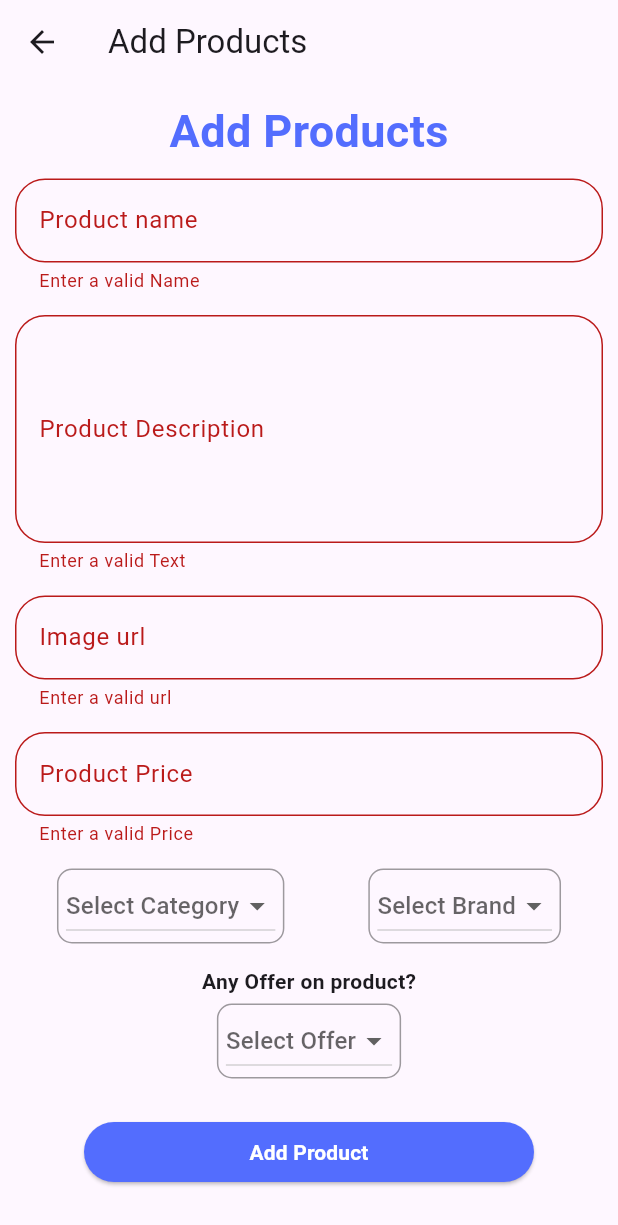
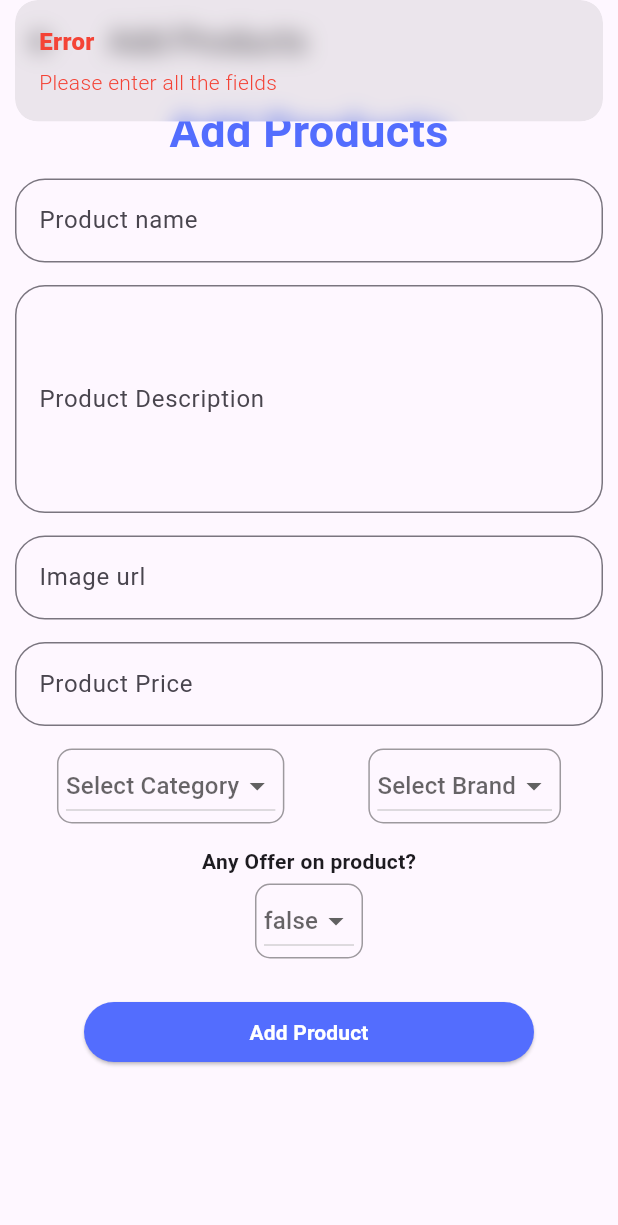
Before and after one commit to piyusshh07/admin_shopping_app, a Flutter app: the AddProductScreen screen opened directly, after a tap on "Add Product", on a phone screen of 412 x 824 dp. Shown: the top 1225 px of the screen. Run offline on Flutter 3.47's test engine with Material 3 defaults, Android fonts, the phone set to English and light mode, and no system bars; our stand-ins replace cloud_firestore, dropdown_button2, firebase_core, get; accounts and stored records are empty.

Commit message:
getx state management added

```diff
--- /dev/null
+++ b/lib/controller/home_controller.dart
@@ -0,0 +1,110 @@
+import 'package:adminshop/product/product.dart';
+import 'package:cloud_firestore/cloud_firestore.dart';
+import 'package:flutter/foundation.dart';
+import 'package:flutter/material.dart';
+import 'package:get/get.dart';
+
+class HomeController extends GetxController{
+   FirebaseFirestore firestore=FirebaseFirestore.instance;
+   late CollectionReference productCollection;
+
+   TextEditingController Productnamectrl=TextEditingController();
+   TextEditingController Descriptionctrl=TextEditingController();
+   TextEditingController ImageUrlctrl=TextEditingController();
+   TextEditingController Pricectrl=TextEditingController();
+   String category='';
+   bool offer=false;
+   String Brand='';
+   bool isSaving=false;
+
+   List<Product> products=[];
+
+   @override
+  void onInit() async{
+productCollection=firestore.collection('products');
+await fetchproducts();
+   super.onInit();
+  }
+
+   addproducts() async {
+     try {
+       if (Pricectrl.text.isEmpty ||
+           Productnamectrl.text.isEmpty ||
+           Descriptionctrl.text.isEmpty ||
+           ImageUrlctrl.text.isEmpty) {
+         Get.snackbar('Error', 'Please enter all the fields', colorText: Colors.red);
+         return;
+       }
+
+       isSaving = true;
+       update(); // Update the UI to show the saving state
+
+       DocumentReference doc = productCollection.doc();
+       Product product = Product(
+         id: doc.id,
+         ProductName: Productnamectrl.text,
+         ImageUrl: ImageUrlctrl.text,
+         Brand: Brand,
+         Category: category,
+         Description: Descriptionctrl.text,
+         Offer: offer,
+         Price: double.tryParse(Pricectrl.text),
+       );
+
+       final productjson = product.toJson();
+       await doc.set(productjson);
+
+       // Ensure that the state is no longer saving before showing the Snackbar
+       isSaving = false;
+       update();
+         Get.snackbar('Success', 'Product added', colorText: Colors.green);
+        setvaluesdefault();
+
+     } catch (error) {
+       isSaving = false;
+       update();
+       Get.snackbar('Error', error.toString(), colorText: Colors.red);
+     }
+     update();
+   }
+
+   fetchproducts()async{
+     try{
+    QuerySnapshot productssnapshots=await productCollection.get();
+    final List<Product> retrieveproducts=productssnapshots
+        .docs.map((doc)=>Product.fromJson(
+        doc.data() as Map<String ,dynamic>))
+        .toList();
+    products.clear();
+    products.assignAll(retrieveproducts);
+     }
+     catch(error){
+       Get.snackbar('Error', error.toString(),colorText: Colors.red);
+     }
+     finally{
+       update();
+     }
+
+   }
+   deeleteproduct(String id)async{
+     try{
+     await productCollection.doc(id).delete();
+     Get.snackbar('Success', 'Product deleted successfully',colorText: Colors.green);
+     fetchproducts();
+     }
+     catch(error){
+       Get.snackbar('Error', error.toString(),colorText: Colors.red);
+     }
+   }
+   setvaluesdefault(){
+     Productnamectrl.clear();
+     Descriptionctrl.clear();
+     ImageUrlctrl.clear();
+    Pricectrl.clear();
+     category='';
+     offer=false;
+     Brand='';
+     update();
+   }
+
+}
--- /dev/null
+++ b/lib/product/product.dart
@@ -0,0 +1,43 @@
+import 'package:json_annotation/json_annotation.dart';
+part 'product.g.dart';
+
+@JsonSerializable()
+class Product {
+  @JsonKey(name: "id")
+  String? id;
+
+  @JsonKey(name: "ProductName")
+  String? ProductName;
+
+  @JsonKey(name: "Description")
+  String? Description;
+
+  @JsonKey(name: "Category")
+  String? Category;
+
+  @JsonKey(name: "ImageUrl")
+  String? ImageUrl;
+
+  @JsonKey(name: "Price")
+  double? Price;
+
+  @JsonKey(name: "Brand")
+  String? Brand;
+
+  @JsonKey(name: "Offer")
+  bool? Offer;
+
+  Product({
+    this.id,
+    this.ProductName,
+    this.Description,
+    this.Category,
+    this.ImageUrl,
+    this.Offer,
+    this.Price,
+    this.Brand,
+  });
+
+  factory Product.fromJson(Map<String, dynamic> json) => _$ProductFromJson(json);
+  Map<String, dynamic> toJson() => _$ProductToJson(this);
+}
--- a/lib/screens/addproductscreen.dart
+++ b/lib/screens/addproductscreen.dart
@@ -1,69 +1,15 @@
+import 'package:adminshop/controller/home_controller.dart';
 import 'package:flutter/cupertino.dart';
 import 'package:flutter/material.dart';
 import 'package:get/get.dart';
-import 'package:cloud_firestore/cloud_firestore.dart';
 
-class AddProductScreen extends StatefulWidget {
+
+class AddProductScreen extends StatelessWidget {
   AddProductScreen({super.key});
 
   @override
-  State<AddProductScreen> createState() => _AddProductScreenState();
-}
-
-class _AddProductScreenState extends State<AddProductScreen> {
-  String? _selectedCategory;
-  String? _selectedBrand;
-  String? _selectedOffer;
-  var _formKey = GlobalKey<FormState>();
-  var _isSaving = false;
-
-  String? productName;
-  String? description;
-  String? category;
-  String? brand;
-  String? imageUrl;
-  int? price;
-  bool offer = false;
-
-  void addData() async {
-    final isValid = _formKey.currentState!.validate();
-    if (!isValid) {
-      print("Form is not valid"); // Debug print
-      return;
-    }
-    _formKey.currentState!.save();
-
-    category = _selectedCategory;
-    offer = _selectedOffer == 'Yes';
-    brand = _selectedBrand;
-
-    final productDetails = {
-      'ProductName': productName,
-      'Category': category,
-      'Brand': brand,
-      'Description': description,
-      'ImageUrl': imageUrl,
-      'Price': price,
-      'Offer': offer,
-    };
-
-    try {
-      setState(() {
-        _isSaving = true;
-      });
-      await FirebaseFirestore.instance.collection("products").add(productDetails);
-      Navigator.pop(context);
-    } catch (error) {
-      ScaffoldMessenger.of(context).showSnackBar(SnackBar(content: Text("Error while adding data. Try again later.")));
-    }
-
-    setState(() {
-      _isSaving = false;
-    });
-  }
-
-  @override
   Widget build(BuildContext context) {
+    return GetBuilder<HomeController>(builder: (ctrl) {
       return Scaffold(
         appBar: AppBar(
           title: Text("Add Products"),
@@ -71,8 +17,6 @@ class _AddProductScreenState extends State<AddProductScreen> {
         body: SingleChildScrollView(
           child: Padding(
             padding: const EdgeInsets.all(10),
-          child: Form(
-            key: _formKey,
             child: Container(
               width: double.maxFinite,
               child: Column(
@@ -86,25 +30,18 @@ class _AddProductScreenState extends State<AddProductScreen> {
                         fontWeight: FontWeight.bold),
                   ),
                   SizedBox(height: 10),
-                  TextFormField(
+                  TextField(
+                    controller: ctrl.Productnamectrl,
                     decoration: InputDecoration(
                         border: OutlineInputBorder(
                             borderRadius: BorderRadius.circular(20),
                             borderSide: BorderSide(width: 20)),
                         label: Text('Product name'),
                         hintText: 'Enter your Product Name'),
-                    validator: (value) {
-                      if (value == null || value.trim().isEmpty) {
-                        return "Enter a valid Name";
-                      }
-                      return null;
-                    },
-                    onSaved: (value) {
-                      productName = value!;
-                    },
                   ),
                   SizedBox(height: 15),
                   TextFormField(
+                    controller: ctrl.Descriptionctrl,
                     maxLines: 5,
                     decoration: InputDecoration(
                         border: OutlineInputBorder(
@@ -112,36 +49,20 @@ class _AddProductScreenState extends State<AddProductScreen> {
                             borderSide: BorderSide(width: 20)),
                         label: Text('Product Description'),
                         hintText: 'Enter your Product Description'),
-                    validator: (value) {
-                      if (value == null || value.trim().isEmpty) {
-                        return "Enter a valid Text";
-                      }
-                      return null;
-                    },
-                    onSaved: (value) {
-                      description = value;
-                    },
                   ),
                   const SizedBox(height: 15),
-                  TextFormField(
+                  TextField(
+                    controller: ctrl.ImageUrlctrl,
                     decoration: InputDecoration(
                         border: OutlineInputBorder(
                             borderRadius: BorderRadius.circular(20),
                             borderSide: BorderSide(width: 20)),
                         label: Text('Image url'),
                         hintText: 'Enter your Product image url'),
-                    validator: (value) {
-                      if (value == null || value.trim().isEmpty) {
-                        return "Enter a valid url";
-                      }
-                      return null;
-                    },
-                    onSaved: (value) {
-                      imageUrl = value;
-                    },
                   ),
                   const SizedBox(height: 15),
-                  TextFormField(
+                  TextField(
+                    controller: ctrl.Pricectrl,
                     keyboardType: TextInputType.number,
                     decoration: InputDecoration(
                         border: OutlineInputBorder(
@@ -149,15 +70,6 @@ class _AddProductScreenState extends State<AddProductScreen> {
                             borderSide: BorderSide(width: 20)),
                         label: Text('Product Price'),
                         hintText: 'Enter your Product Price'),
-                    validator: (value) {
-                      if (value == null || value.trim().isEmpty || value == "0") {
-                        return "Enter a valid Price";
-                      }
-                      return null;
-                    },
-                    onSaved: (value) {
-                      price = int.tryParse(value!);
-                    },
                   ),
                   const SizedBox(height: 15),
                   Row(
@@ -171,16 +83,16 @@ class _AddProductScreenState extends State<AddProductScreen> {
                         child: DropdownButton<String>(
                           dropdownColor: Colors.white,
                           icon: Icon(Icons.arrow_drop_down),
-                          value: _selectedCategory,
                           borderRadius: BorderRadius.circular(20),
                           padding: EdgeInsets.only(left: 5, right: 5),
-                          hint: Text('Select Category'),
+                          hint: Text(ctrl.category.toString().isEmpty
+                              ? 'Select Category'
+                              : ctrl.category.toString()),
                           onChanged: (newValue) {
-                            setState(() {
-                              _selectedCategory = newValue;
-                            });
+                            ctrl.category = newValue ?? 'General';
+                            ctrl.update();
                           },
-                          items: [
+                          items: const [
                             DropdownMenuItem<String>(
                                 value: 'Shoes', child: Text('Shoes')),
                             DropdownMenuItem<String>(
@@ -198,16 +110,16 @@ class _AddProductScreenState extends State<AddProductScreen> {
                         child: DropdownButton<String>(
                           dropdownColor: Colors.white,
                           icon: Icon(Icons.arrow_drop_down),
-                          value: _selectedBrand,
                           borderRadius: BorderRadius.circular(20),
                           padding: EdgeInsets.only(left: 5, right: 5),
-                          hint: Text('Select Brand'),
+                          hint: Text(ctrl.Brand.toString().isEmpty
+                              ? 'Select Brand'
+                              : ctrl.Brand.toString()),
                           onChanged: (newValue) {
-                            setState(() {
-                              _selectedBrand = newValue;
-                            });
+                            ctrl.Brand = newValue ?? 'Local';
+                            ctrl.update();
                           },
-                          items: [
+                          items: const [
                             DropdownMenuItem<String>(
                                 value: 'Nike', child: Text('Nike')),
                             DropdownMenuItem<String>(
@@ -217,7 +129,7 @@ class _AddProductScreenState extends State<AddProductScreen> {
                             DropdownMenuItem<String>(
                                 value: 'RedTape', child: Text('RedTape')),
                             DropdownMenuItem<String>(
-                                value: 'Skechers', child: Text('Skechers')),
+                                value: 'Sketchers', child: Text('Skechers')),
                             DropdownMenuItem<String>(
                                 value: 'Reebok', child: Text('Reebok')),
                           ],
@@ -239,20 +151,19 @@ class _AddProductScreenState extends State<AddProductScreen> {
                     child: DropdownButton<String>(
                       dropdownColor: Colors.white,
                       icon: Icon(Icons.arrow_drop_down),
-                      value: _selectedOffer,
                       borderRadius: BorderRadius.circular(20),
                       padding: EdgeInsets.only(left: 5, right: 5),
-                      hint: Text('Select Offer'),
+                      hint: Text(ctrl.offer.toString()),
                       onChanged: (newValue) {
-                        setState(() {
-                          _selectedOffer = newValue;
-                        });
+                        ctrl.offer =
+                            bool.tryParse(newValue ?? 'false') ?? false;
+                        ctrl.update();
                       },
-                      items: [
+                      items: const [
                         DropdownMenuItem<String>(
-                            value: 'Yes', child: Text('Yes')),
+                            value: 'true', child: Text('true')),
                         DropdownMenuItem<String>(
-                            value: 'No', child: Text('No')),
+                            value: 'false', child: Text('false')),
                       ],
                     ),
                   ),
@@ -263,8 +174,8 @@ class _AddProductScreenState extends State<AddProductScreen> {
                           style: ElevatedButton.styleFrom(
                               backgroundColor: Colors.indigoAccent,
                               foregroundColor: Colors.white),
-                          onPressed: addData,
-                          child: _isSaving
+                          onPressed: ctrl.addproducts,
+                          child: ctrl.isSaving
                               ? CircularProgressIndicator()
                               : const Text(
                                   'Add Product',
@@ -275,7 +186,7 @@ class _AddProductScreenState extends State<AddProductScreen> {
             ),
           ),
         ),
-      ),
       );
+    });
   }
 }
--- a/pubspec.yaml
+++ b/pubspec.yaml
@@ -39,6 +39,7 @@ dependencies:
   cloud_firestore: ^5.2.0
   get: ^4.6.6
   dropdown_button2: ^2.3.9
+  json_annotation: ^4.9.0
 
 dev_dependencies:
   flutter_test:
@@ -50,6 +51,8 @@ dev_dependencies:
   # package. See that file for information about deactivating specific lint
   # rules and activating additional ones.
   flutter_lints: ^3.0.0
+  json_serializable: ^6.8.0
+  build_runner: ^2.4.11
 
 # For information on the generic Dart part of this file, see the
 # following page: https://dart.dev/tools/pub/pubspec
```
Also changed, not shown: lib/main.dart (+5 -2 lines), lib/screens/homescreen.dart (+21 -57 lines), lib/product/product.g.dart (added), pubspec.lock. Lines whose indentation alone changed are shown as unchanged.
